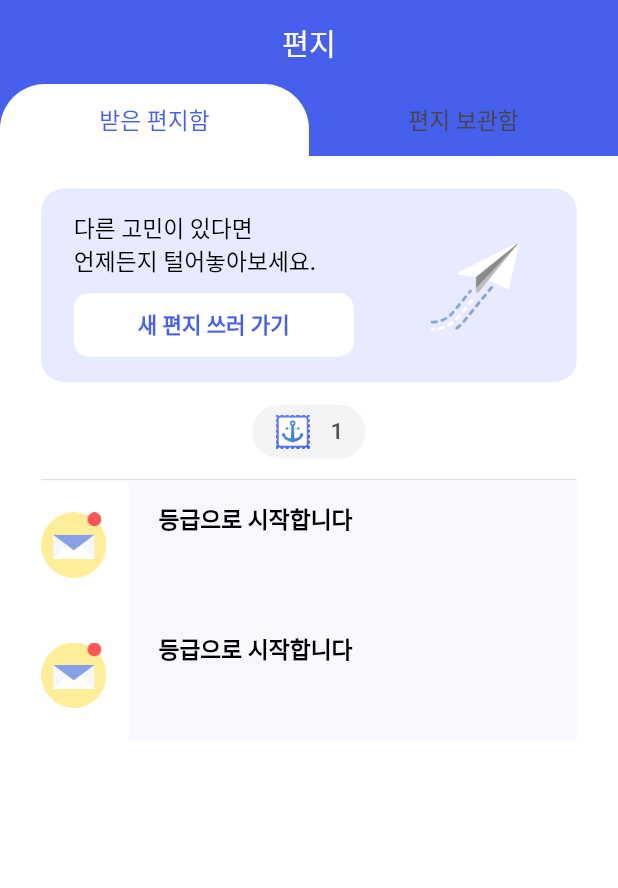
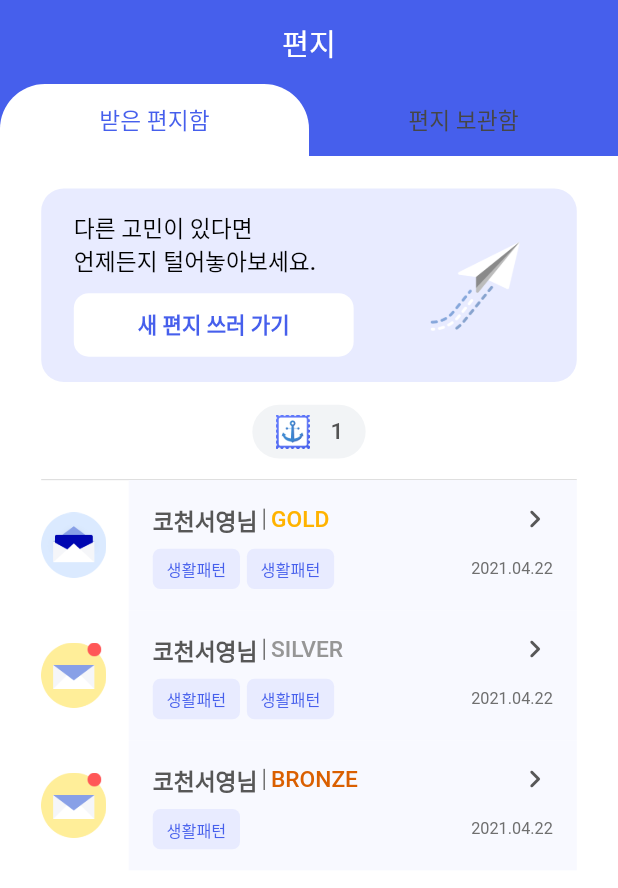
Before and after one commit to sk-lookie-routine/lighthouse, a Flutter app: the LetterBoxScreen screen opened directly, on a phone screen of 412 x 824 dp. Shown: the top 888 px of the screen. Run offline on Flutter 3.47's test engine with Material 2 defaults, Android fonts, the phone set to English and light mode, and no system bars; our stand-ins replace firebase_auth, firebase_core, flutter_screenutil, get, google_sign_in; missing offline and left inert: flutter_web_auth; accounts and stored records are empty; Roboto replaces fonts that are missing (NotoSansCJKkr).

Commit message:
받은 편지 ui 구현

```diff
--- /dev/null
+++ b/lib/components/containers/squared_letter_keyword.dart
@@ -0,0 +1,35 @@
+import 'package:flutter/material.dart';
+import 'package:lighthouse/utilities/colors.dart';
+import 'package:flutter_screenutil/flutter_screenutil.dart';
+import 'package:lighthouse/utilities/fonts.dart';
+
+class SquaredLetterKeyword extends StatelessWidget {
+  final String text;
+
+  SquaredLetterKeyword(this.text);
+
+  @override
+  Widget build(BuildContext context) {
+    return Padding(
+      padding: EdgeInsets.only(right: ScreenUtil().setWidth(4)),
+      child: Container(
+        decoration: BoxDecoration(
+          color: primaryLightColor,
+          borderRadius: new BorderRadius.all(const Radius.circular(5.0)),
+        ),
+        padding: EdgeInsets.symmetric(
+          vertical: ScreenUtil().setHeight(5),
+          horizontal: ScreenUtil().setWidth(8),
+        ),
+        child: Text(
+          text,
+          style: TextStyle(
+              color: primaryColor,
+              fontFamily: notoSans,
+              fontSize: ScreenUtil().setSp(10)
+          ),
+        ),
+      ),
+    );
+  }
+}
--- a/lib/components/squared_letter_keyword.dart
+++ /dev/null
@@ -1,32 +0,0 @@
-import 'package:flutter/material.dart';
-import 'package:lighthouse/utilities/colors.dart';
-import 'package:flutter_screenutil/flutter_screenutil.dart';
-import 'package:lighthouse/utilities/fonts.dart';
-
-class SquaredLetterKeyword extends StatelessWidget {
-  final String text;
-
-  SquaredLetterKeyword(this.text);
-
-  @override
-  Widget build(BuildContext context) {
-    return Container(
-      decoration: BoxDecoration(
-        color: primaryLightColor,
-        borderRadius: new BorderRadius.all(const Radius.circular(5.0)),
-      ),
-      padding: EdgeInsets.symmetric(
-        vertical: ScreenUtil().setHeight(5),
-        horizontal: ScreenUtil().setWidth(8),
-      ),
-      child: Text(
-        text,
-        style: TextStyle(
-            color: primaryColor,
-            fontFamily: notoSans,
-            fontSize: ScreenUtil().setSp(10)
-        ),
-      ),
-    );
-  }
-}
--- a/lib/screens/letter/components/received_letter.dart
+++ b/lib/screens/letter/components/received_letter.dart
@@ -3,12 +3,15 @@ import 'package:lighthouse/utilities/colors.dart';
 import 'package:lighthouse/utilities/fonts.dart';
 import 'package:flutter_screenutil/flutter_screenutil.dart';
 import 'package:lighthouse/utilities/variables.dart';
+import 'package:intl/intl.dart';
+import '../../../components/containers/squared_letter_keyword.dart';
+import '../../../utilities/fonts.dart';
 
 class ReceivedLetter extends StatelessWidget {
   final String nickname;
   final Level level;
   final List<String> keywords;
-  final String date;
+  final DateTime date;
   final Function onPressed;
   final bool isRead;
 
@@ -21,21 +24,48 @@ class ReceivedLetter extends StatelessWidget {
     this.isRead,
   });
 
+  List<Widget> _getKeywords(List<String> list){
+    return List<Widget>.generate(
+        list.length, (index) {
+          return SquaredLetterKeyword(list[index]);
+    });
+  }
+
+  String _setLevelText(Level level){
+    if(level == Level.gold) return "GOLD";
+    else if(level == Level.silver) return "SILVER";
+    else if(level == Level.bronze) return "BRONZE";
+  }
+
   Color _getLevelTextColor(Level level){
     if(level == Level.gold) return goldColor;
     else if(level == Level.silver) return silverColor;
     else if(level == Level.bronze) return bronzeColor;
   }
 
+  Image _getImage(bool read){
+    if (read){
+      return Image.asset(
+        "assets/images/letter_read.png",
+        width: ScreenUtil().setWidth(38),
+      );
+    }else{
+      return Image.asset(
+        "assets/images/letter_new.png",
+        width: ScreenUtil().setWidth(38),
+      );
+    }
+  }
+
   @override
   Widget build(BuildContext context) {
+    Color levelColor = _getLevelTextColor(level);
+    String levelText = _setLevelText(level);
+
     return Row(
       mainAxisAlignment: MainAxisAlignment.spaceBetween,
       children: [
-        Image.asset(
-          "assets/images/letter_new.png",
-          width: ScreenUtil().setWidth(38),
-        ),
+        _getImage(isRead),
         Container(
           width: ScreenUtil().setWidth(261),
           height: ScreenUtil().setHeight(80),
@@ -48,31 +78,62 @@ class ReceivedLetter extends StatelessWidget {
             mainAxisAlignment: MainAxisAlignment.spaceBetween,
             children: [
               Row(
+                mainAxisAlignment: MainAxisAlignment.spaceBetween,
                 children: [
-                  Text.rich(
-                    TextSpan(
-                      text: nickname,
+                  Row(
+                    children: [
+                      Text(
+                        nickname,
                         style: TextStyle(
                           color: Color(0xff575757),
                           fontWeight: FontWeight.bold,
                           fontFamily: notoSans,
-                          fontSize: ScreenUtil().setSp(14)),
-                      children: <TextSpan>[
-                        TextSpan(
-                          text: " 등급으로 시작합니다",
+                          fontSize: ScreenUtil().setSp(14)
+                        ),
+                      ),
+                      Container(
+                        width: 1,
+                        height: ScreenUtil().setHeight(13),
+                        color: const Color(0xff707070),
+                        margin: EdgeInsets.symmetric(
+                          horizontal: ScreenUtil().setWidth(3.5),
+                        ),
+                      ),
+                      Text(
+                        levelText,
                         style: TextStyle(
-                              color: Colors.black,
-                              fontWeight: FontWeight.bold,
+                          color: levelColor,
+                          fontWeight: FontWeight.w500,
                           fontFamily: notoSans,
                           fontSize: ScreenUtil().setSp(14),
                         ),
                       ),
                     ],
                   ),
+                  Container(
+                    child: Icon(
+                        Icons.keyboard_arrow_right_rounded,
+                        color: const Color(0xff575757),
+                    ),
                   ),
                 ],
               ),
-              Row(),
+              Row(
+                mainAxisAlignment: MainAxisAlignment.spaceBetween,
+                children: [
+                  Row(
+                    children: _getKeywords(keywords),
+                  ),
+                  Text(
+                      DateFormat("yyyy.MM.dd").format(date),
+                      style: TextStyle(
+                          color:  const Color(0xff6f6f6f),
+                          fontFamily: notoSans,
+                          fontSize: ScreenUtil().setSp(10),
+                      ),
+                  ),
+                ],
+              ),
             ],
           ),
         ),
--- a/lib/screens/letter/components/top_container.dart
+++ b/lib/screens/letter/components/top_container.dart
@@ -4,22 +4,13 @@ import 'package:flutter_screenutil/flutter_screenutil.dart';
 import 'package:lighthouse/utilities/fonts.dart';
 
 class TopContainer extends StatelessWidget {
-  final String text;
-  final String btnText;
-  final Image image;
-  final Color btnTextColor;
-  final Color backgroundColor;
+  int count;
 
   TopContainer({
-    this.backgroundColor,
-    this.text,
-    this.btnText,
-    this.image,
-    this.btnTextColor,
+    this.count,
   });
 
-  @override
-  Widget build(BuildContext context) {
+  Widget _getContainer(String text, String btnText, Image image, Color btnTextColor, Color backgroundColor){
     return Container(
       width: ScreenUtil().setWidth(312),
       height: ScreenUtil().setHeight(119),
@@ -76,4 +67,32 @@ class TopContainer extends StatelessWidget {
       ),
     );
   }
+
+
+  @override
+  Widget build(BuildContext context) {
+    if(count > 0){
+      return _getContainer(
+        "다른 고민이 있다면\n언제든지 털어놓아보세요.",
+        "새 편지 쓰러 가기",
+        Image.asset(
+          "assets/images/airplane.png",
+          width: ScreenUtil().setWidth(72),
+        ),
+        primaryColor,
+        primaryLightColor,
+      );
+    }else if(count == 0){
+      return _getContainer(
+        "우표를 다 썼네요.\n우표 충전 후 편지를 써보세요!",
+        "우표 무료 충전하기",
+        Image.asset(
+          "assets/images/stamp_red.png",
+          width: ScreenUtil().setWidth(72),
+        ),
+        const Color(0xffff5050),
+        const Color(0xffffe8e8),
+      );
     }
+  }
+}
--- a/lib/screens/letter/screens/letterbox_screen.dart
+++ b/lib/screens/letter/screens/letterbox_screen.dart
@@ -8,8 +8,11 @@ import 'package:lighthouse/utilities/fonts.dart';
 import 'package:lighthouse/utilities/styles.dart';
 import 'package:flutter_screenutil/flutter_screenutil.dart';
 
+import '../../../utilities/variables.dart';
+
 class LetterBoxScreen extends StatelessWidget {
   static const String id = 'letterbox_screen';
+  int stampCount = 1;
 
   @override
   Widget build(BuildContext context) {
@@ -73,20 +76,13 @@ class LetterBoxScreen extends StatelessWidget {
             Padding(
               padding: EdgeInsets.only(top: ScreenUtil().setHeight(20)),
               child: TopContainer(
-                text: "다른 고민이 있다면\n언제든지 털어놓아보세요.",
-                btnText: "새 편지 쓰러 가기",
-                image: Image.asset(
-                  "assets/images/airplane.png",
-                  width: ScreenUtil().setWidth(72),
-                ),
-                backgroundColor: primaryLightColor,
-                btnTextColor: primaryColor,
+                count: stampCount,
               ),
             ),
             Padding(
               padding: EdgeInsets.only(top: ScreenUtil().setHeight(14)),
               child: StampCountButton(
-                count: 1, //임의의 숫자
+                count: stampCount, //임의의 숫자
               ),
             ),
             Padding(
@@ -96,8 +92,27 @@ class LetterBoxScreen extends StatelessWidget {
                   color: Color(0xffd9d9d9),
               ),
             ),
-            ReceivedLetter(),
-            ReceivedLetter(),
+            ReceivedLetter(
+              nickname: "코천서영님",
+              level: Level.gold,
+              keywords: ["생활패턴","생활패턴"],
+              date: DateTime.utc(2021,4,22),
+              isRead: true,
+            ),
+            ReceivedLetter(
+              nickname: "코천서영님",
+              level: Level.silver,
+              keywords: ["생활패턴","생활패턴"],
+              date: DateTime.utc(2021,4,22),
+              isRead: false,
+            ),
+            ReceivedLetter(
+              nickname: "코천서영님",
+              level: Level.bronze,
+              keywords: ["생활패턴"],
+              date: DateTime.utc(2021,4,22),
+              isRead: false,
+            ),
           ],
         ),
       ),
@@ -112,4 +127,5 @@ class LetterBoxScreen extends StatelessWidget {
       ),
     );
   }
+
 }
--- a/pubspec.yaml
+++ b/pubspec.yaml
@@ -27,6 +27,7 @@ dev_dependencies:
   uuid: "^3.0.1"
   get: "^4.1.4"
   flutter_webview_plugin: "^0.3.11"
+  intl: ^0.17.0
 
   dio:
   json_annotation:
```
Also changed, not shown: pubspec.lock. Lines whose indentation alone changed are shown as unchanged.
